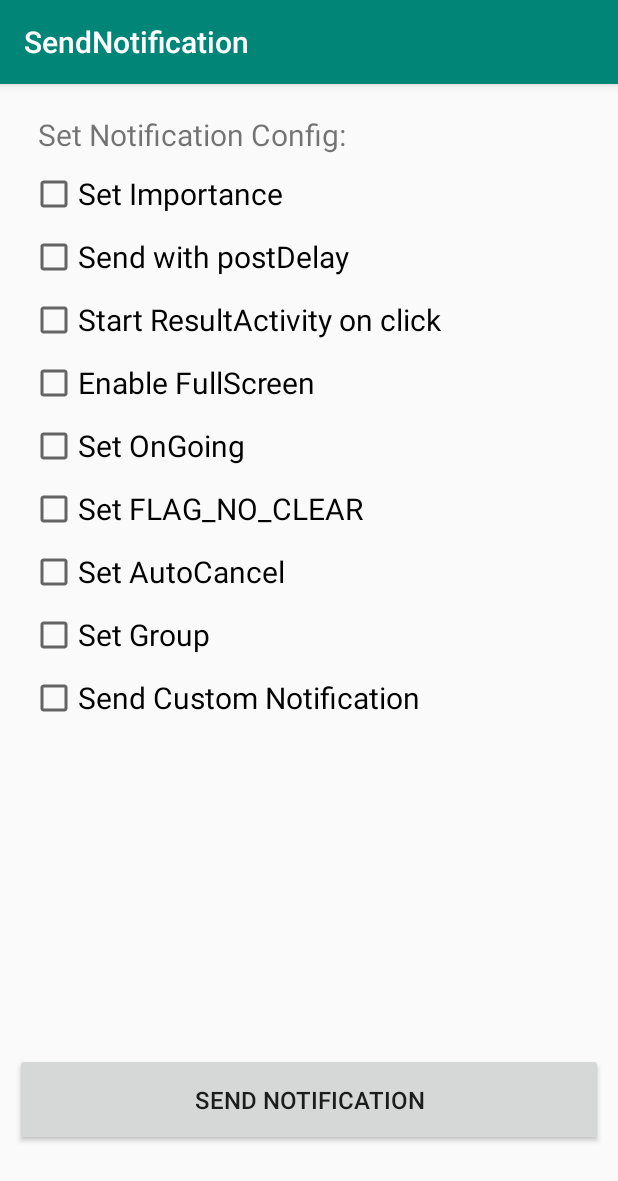
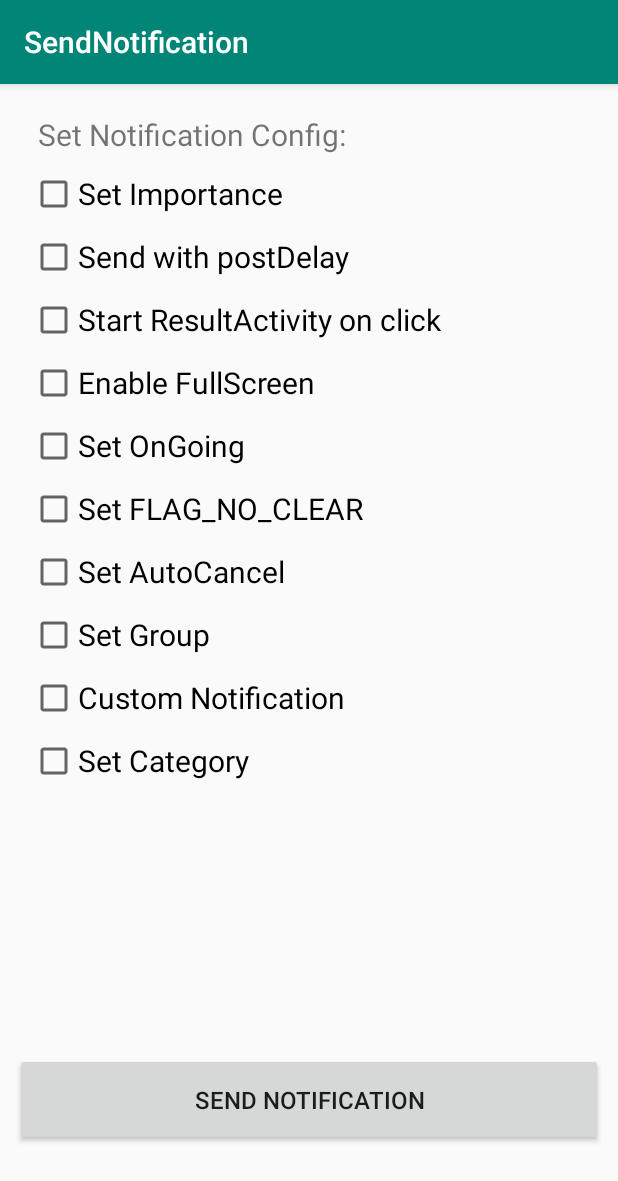
Before and after one commit to layonmartins/SendNotification, an Android app: the screen it shows after launch (MainActivity), on a phone screen of 412 x 824 dp. Shown: the top 1181 px of the screen. Run offline under Robolectric (Android 15) with nearby library versions, the phone set to English and light mode, and no system bars.

Commit message:
set the category of the notification

```diff
--- a/app/src/main/java/com/layon/android/sendnotification/MainActivity.java
+++ b/app/src/main/java/com/layon/android/sendnotification/MainActivity.java
@@ -41,6 +41,8 @@ public class MainActivity extends AppCompatActivity {
     CheckBox checkBox_importance;
     CheckBox checkBox_group;
     CheckBox checkBox_custom;
+    CheckBox checkBox_category;
+    Spinner spinner_category;
 
 
     @Override
@@ -61,6 +63,8 @@ public class MainActivity extends AppCompatActivity {
         checkBox_importance = (CheckBox) findViewById(R.id.checkBox_importance);
         checkBox_group = (CheckBox) findViewById(R.id.checkBox_group);
         checkBox_custom = (CheckBox) findViewById(R.id.checkBox_custom);
+        checkBox_category = (CheckBox) findViewById(R.id.checkBox_category);
+        spinner_category = (Spinner) findViewById(R.id.spinner_category);
 
         // set spinner_importance adapter
         ArrayAdapter<CharSequence> adapterImportance = ArrayAdapter.createFromResource(this,
@@ -75,6 +79,13 @@ public class MainActivity extends AppCompatActivity {
         adapterImportance.setDropDownViewResource(android.R.layout.simple_spinner_dropdown_item);
         spinner_seconds.setAdapter(adapterSeconds);
         spinner_seconds.setSelection(2);
+
+        // set spinner_category adapter
+        ArrayAdapter<CharSequence> adapterCategory = ArrayAdapter.createFromResource(this,
+                R.array.category_array, android.R.layout.simple_dropdown_item_1line);
+        adapterCategory.setDropDownViewResource(android.R.layout.simple_spinner_dropdown_item);
+        spinner_category.setAdapter(adapterCategory);
+        spinner_category.setSelection(1);
 
     }
 
@@ -113,6 +124,29 @@ public class MainActivity extends AppCompatActivity {
         }
     }
 
+    public String getCategory(CharSequence importance) {
+        switch (importance.toString()){
+            case "call":
+                return Notification.CATEGORY_CALL;
+            case "msg":
+                return Notification.CATEGORY_MESSAGE;
+            case "email":
+                return Notification.CATEGORY_EMAIL;
+            case "event":
+                return Notification.CATEGORY_EVENT;
+            case "alarm":
+                return Notification.CATEGORY_ALARM;
+            case "sys":
+                return Notification.CATEGORY_SYSTEM;
+            case "service":
+                return Notification.CATEGORY_SERVICE;
+            case "reminder":
+                return Notification.CATEGORY_REMINDER;
+            default:
+                return "notification";
+        }
+    }
+
     //TODO disable landscape mode
 
     //show the importance spinner
@@ -127,7 +161,6 @@ public class MainActivity extends AppCompatActivity {
 
     //show the seconds spinner
     public void onCheckBoxSecondsClicked(View v){
-
         if(checkBox_postDelayed.isChecked()){
             spinner_seconds.setVisibility(View.VISIBLE);
             textview_seconds.setVisibility(View.VISIBLE);
@@ -135,6 +168,15 @@ public class MainActivity extends AppCompatActivity {
         } else {
             spinner_seconds.setVisibility(View.GONE);
             textview_seconds.setVisibility(View.GONE);
+        }
+    }
+
+    //show the category spinner
+    public void onCheckBoxCategoryClicked(View v){
+        if(checkBox_category.isChecked()){
+            spinner_category.setVisibility(View.VISIBLE);
+        } else {
+            spinner_category.setVisibility(View.GONE);
         }
 
     }
@@ -152,6 +194,12 @@ public class MainActivity extends AppCompatActivity {
                 .setContentTitle("layonf notification test")
                 .setContentText(getString(R.string.notifi_text))
                 .setStyle(new NotificationCompat.BigTextStyle().bigText(getString(R.string.notifi_text)));
+
+        // set category
+        if(checkBox_category.isChecked()){
+            builder.setCategory(getCategory(spinner_category.getSelectedItem().toString()));
+        }
+
 
         if(checkBox_group.isChecked()) {
             //builder.setGroup(GROUP_KEY_WORK_EMAIL);
--- a/app/src/main/res/layout/activity_main.xml
+++ b/app/src/main/res/layout/activity_main.xml
@@ -42,7 +42,7 @@
         android:layout_height="wrap_content"
         android:layout_marginStart="10dp"
         android:visibility="gone"
-        app:layout_constraintEnd_toEndOf="@id/textview_seconds"
+        app:layout_constraintEnd_toEndOf="parent"
         app:layout_constraintHorizontal_bias="0.0"
         app:layout_constraintStart_toEndOf="@+id/checkBox_importance"
         app:layout_constraintBaseline_toBaselineOf="@id/checkBox_importance"/>
@@ -71,9 +71,11 @@
 
     <TextView
         android:id="@+id/textview_seconds"
-        android:layout_width="wrap_content"
+        android:layout_width="0dp"
         android:layout_height="wrap_content"
         android:text="sec"
+        android:maxLines="1"
+        android:ellipsize="end"
         android:visibility="gone"
         android:textSize="@dimen/config_text"
         app:layout_constraintEnd_toEndOf="parent"
@@ -154,11 +156,36 @@
         android:layout_width="wrap_content"
         android:layout_height="wrap_content"
         android:textSize="@dimen/config_text"
-        android:text="Send Custom Notification"
+        android:text="Custom Notification"
         android:layout_marginTop="@dimen/margin_checkboxs"
         app:layout_constraintStart_toStartOf="@id/checkBox_StartActivity"
         app:layout_constraintTop_toBottomOf="@id/checkBox_group">
     </CheckBox>
+
+    <CheckBox
+        android:id="@+id/checkBox_category"
+        android:layout_width="wrap_content"
+        android:layout_height="wrap_content"
+        android:textSize="@dimen/config_text"
+        android:text="Set Category"
+        android:onClick="onCheckBoxCategoryClicked"
+        android:layout_marginTop="@dimen/margin_checkboxs"
+        app:layout_constraintStart_toStartOf="@id/checkBox_StartActivity"
+        app:layout_constraintTop_toBottomOf="@id/checkBox_custom">
+    </CheckBox>
+
+    <Spinner
+        android:id="@+id/spinner_category"
+        android:layout_width="wrap_content"
+        android:layout_height="wrap_content"
+        android:layout_marginStart="10dp"
+        android:visibility="gone"
+        app:layout_constraintBaseline_toBaselineOf="@id/checkBox_category"
+        app:layout_constraintHorizontal_bias="0.0"
+        app:layout_constraintStart_toEndOf="@+id/checkBox_category"
+        app:layout_constraintEnd_toEndOf="parent">
+
+    </Spinner>
 
     <Button
         android:layout_width="match_parent"
--- a/app/src/main/res/values/strings.xml
+++ b/app/src/main/res/values/strings.xml
@@ -19,4 +19,14 @@
     </string-array>
     <string name="toast">The notification will be post in </string>
     <string name="custom_notifi">If you need a custom layout, you can apply NotificationCompat.DecoratedCustomViewStyle to your notification. This API allows you to provide a custom layout for the content area normally occupied by the title and text content, while still using system decorations for the notification icon, timestamp, sub-text, and action buttons.</string>
+    <string-array name="category_array">
+        <item>call</item>
+        <item>msg</item>
+        <item>email</item>
+        <item>event</item>
+        <item>alarm</item>
+        <item>sys</item>
+        <item>service</item>
+        <item>reminder</item>
+    </string-array>
 </resources>
```
